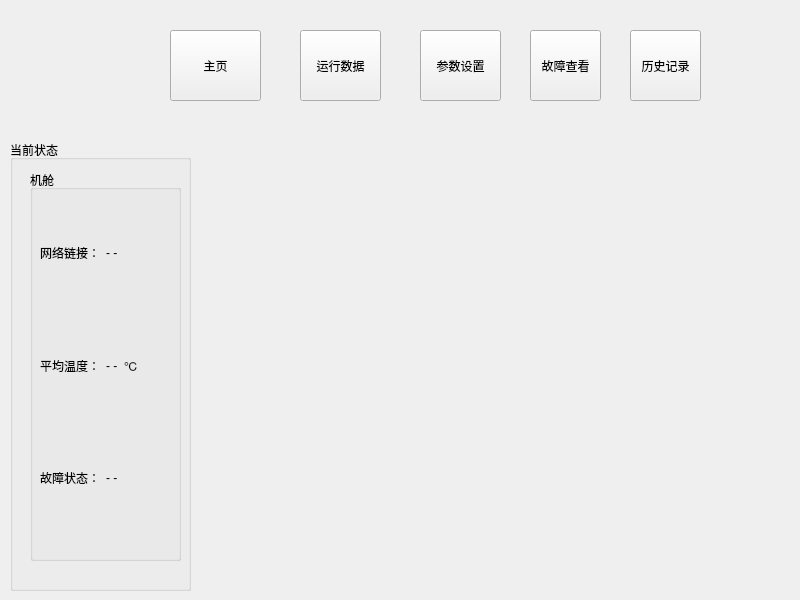
Old version of the form cheaterclient.ui in the repository samier958/heaterClient.
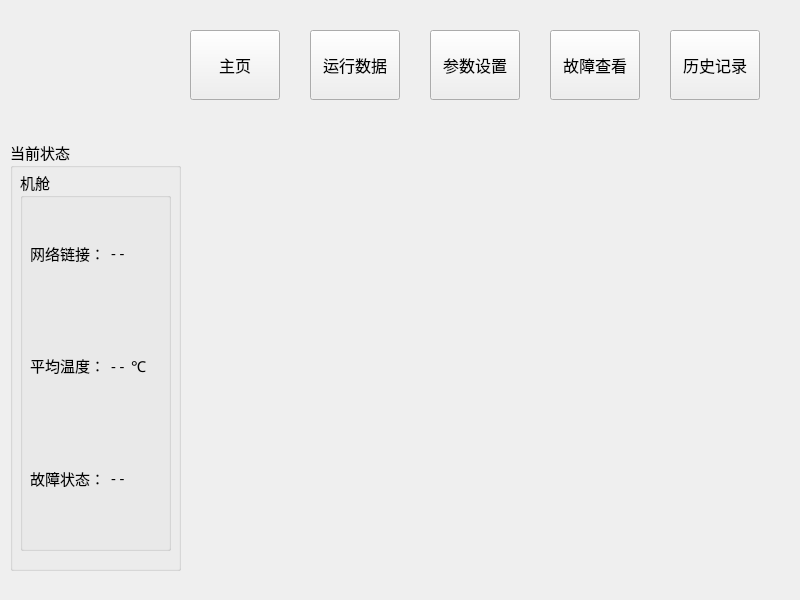
New version of the form. Icons and pictures are not drawn.

Patch:
```diff
--- a/cheaterclient.ui
+++ b/cheaterclient.ui
@@ -16,10 +16,10 @@
   <widget class="QStackedWidget" name="sessionStackContainer">
    <property name="geometry">
     <rect>
-     <x>209</x>
-     <y>120</y>
-     <width>571</width>
-     <height>451</height>
+     <x>200</x>
+     <y>140</y>
+     <width>570</width>
+     <height>450</height>
     </rect>
    </property>
    <widget class="QWidget" name="page"/>
@@ -28,10 +28,10 @@
   <widget class="QLabel" name="logo">
    <property name="geometry">
     <rect>
-     <x>20</x>
+     <x>10</x>
      <y>20</y>
-     <width>100</width>
-     <height>100</height>
+     <width>151</width>
+     <height>111</height>
     </rect>
    </property>
    <property name="text">
@@ -49,31 +49,37 @@
     <rect>
      <x>10</x>
      <y>140</y>
-     <width>181</width>
-     <height>451</height>
+     <width>171</width>
+     <height>431</height>
     </rect>
    </property>
+   <property name="font">
+    <font>
+     <family>宋体</family>
+     <pointsize>11</pointsize>
+    </font>
+   </property>
    <property name="title">
     <string>当前状态</string>
    </property>
    <widget class="QGroupBox" name="groupBox_2">
     <property name="geometry">
      <rect>
-      <x>20</x>
+      <x>10</x>
       <y>30</y>
       <width>151</width>
-      <height>391</height>
+      <height>381</height>
      </rect>
     </property>
     <property name="title">
      <string>机舱</string>
     </property>
-    <widget class="QWidget" name="">
+    <widget class="QWidget" name="layoutWidget">
      <property name="geometry">
       <rect>
        <x>10</x>
        <y>30</y>
-       <width>121</width>
+       <width>140</width>
        <height>331</height>
       </rect>
      </property>
@@ -84,6 +90,12 @@
          <layout class="QHBoxLayout" name="horizontalLayout">
           <item>
            <widget class="QLabel" name="label_3">
+            <property name="font">
+             <font>
+              <family>宋体</family>
+              <pointsize>11</pointsize>
+             </font>
+            </property>
             <property name="text">
              <string>网络链接：</string>
             </property>
@@ -91,6 +103,12 @@
           </item>
           <item>
            <widget class="QLabel" name="networkStatus_0">
+            <property name="font">
+             <font>
+              <family>宋体</family>
+              <pointsize>11</pointsize>
+             </font>
+            </property>
             <property name="text">
              <string>- -</string>
             </property>
@@ -119,6 +137,12 @@
          <layout class="QHBoxLayout" name="horizontalLayout_4">
           <item>
            <widget class="QLabel" name="label_2">
+            <property name="font">
+             <font>
+              <family>宋体</family>
+              <pointsize>11</pointsize>
+             </font>
+            </property>
             <property name="text">
              <string>平均温度：</string>
             </property>
@@ -128,6 +152,12 @@
            <layout class="QHBoxLayout" name="horizontalLayout_2">
             <item>
              <widget class="QLabel" name="averageTemperature_0">
+              <property name="font">
+               <font>
+                <family>宋体</family>
+                <pointsize>11</pointsize>
+               </font>
+              </property>
               <property name="text">
                <string>- -</string>
               </property>
@@ -135,6 +165,12 @@
             </item>
             <item>
              <widget class="QLabel" name="label">
+              <property name="font">
+               <font>
+                <family>宋体</family>
+                <pointsize>11</pointsize>
+               </font>
+              </property>
               <property name="text">
                <string>℃</string>
               </property>
@@ -165,6 +201,12 @@
          <layout class="QHBoxLayout" name="horizontalLayout_3">
           <item>
            <widget class="QLabel" name="label_4">
+            <property name="font">
+             <font>
+              <family>宋体</family>
+              <pointsize>11</pointsize>
+             </font>
+            </property>
             <property name="text">
              <string>故障状态：</string>
             </property>
@@ -172,6 +214,12 @@
           </item>
           <item>
            <widget class="QLabel" name="faultStatus_0">
+            <property name="font">
+             <font>
+              <family>宋体</family>
+              <pointsize>11</pointsize>
+             </font>
+            </property>
             <property name="text">
              <string>- -</string>
             </property>
@@ -207,12 +255,18 @@
   <widget class="QToolButton" name="toolButton">
    <property name="geometry">
     <rect>
-     <x>170</x>
+     <x>190</x>
      <y>30</y>
-     <width>91</width>
-     <height>71</height>
+     <width>90</width>
+     <height>70</height>
     </rect>
    </property>
+   <property name="font">
+    <font>
+     <family>宋体</family>
+     <pointsize>12</pointsize>
+    </font>
+   </property>
    <property name="text">
     <string>主页</string>
    </property>
@@ -223,12 +277,18 @@
   <widget class="QToolButton" name="toolButton_2">
    <property name="geometry">
     <rect>
-     <x>300</x>
+     <x>310</x>
      <y>30</y>
-     <width>81</width>
-     <height>71</height>
+     <width>90</width>
+     <height>70</height>
     </rect>
    </property>
+   <property name="font">
+    <font>
+     <family>宋体</family>
+     <pointsize>12</pointsize>
+    </font>
+   </property>
    <property name="text">
     <string>运行数据</string>
    </property>
@@ -239,12 +299,18 @@
   <widget class="QToolButton" name="toolButton_3">
    <property name="geometry">
     <rect>
-     <x>420</x>
+     <x>430</x>
      <y>30</y>
-     <width>81</width>
-     <height>71</height>
+     <width>90</width>
+     <height>70</height>
     </rect>
    </property>
+   <property name="font">
+    <font>
+     <family>宋体</family>
+     <pointsize>12</pointsize>
+    </font>
+   </property>
    <property name="text">
     <string>参数设置</string>
    </property>
@@ -255,12 +321,18 @@
   <widget class="QToolButton" name="toolButton_4">
    <property name="geometry">
     <rect>
-     <x>530</x>
+     <x>550</x>
      <y>30</y>
-     <width>71</width>
-     <height>71</height>
+     <width>90</width>
+     <height>70</height>
     </rect>
    </property>
+   <property name="font">
+    <font>
+     <family>宋体</family>
+     <pointsize>12</pointsize>
+    </font>
+   </property>
    <property name="text">
     <string>故障查看</string>
    </property>
@@ -271,12 +343,18 @@
   <widget class="QToolButton" name="toolButton_5">
    <property name="geometry">
     <rect>
-     <x>630</x>
+     <x>670</x>
      <y>30</y>
-     <width>71</width>
-     <height>71</height>
+     <width>90</width>
+     <height>70</height>
     </rect>
    </property>
+   <property name="font">
+    <font>
+     <family>宋体</family>
+     <pointsize>12</pointsize>
+    </font>
+   </property>
    <property name="text">
     <string>历史记录</string>
    </property>
```
Left out of the diff: 8 changed lines with no effect on the pictures.
